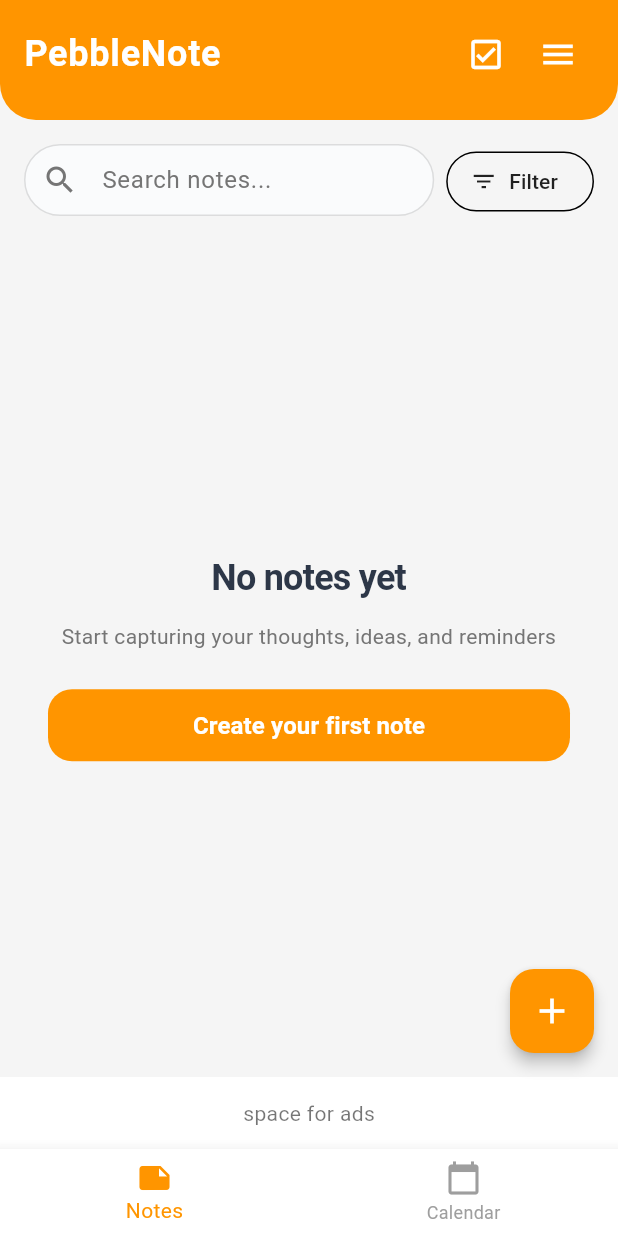
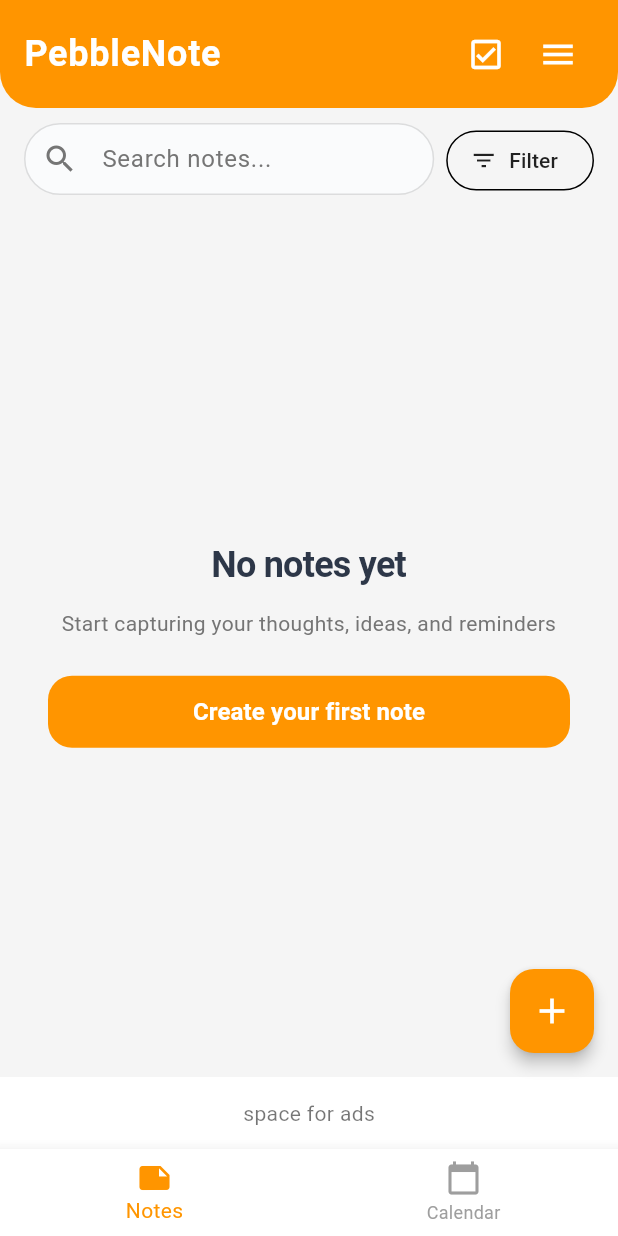
Before and after one commit to chaitanyarpawar/notes, a Flutter app: the screen it shows after launch, on a phone screen of 412 x 824 dp. Run offline on Flutter 3.47's test engine with Material 3 defaults, Android fonts, the phone set to English and light mode, and no system bars; our stand-ins replace flutter_local_notifications, flutter_timezone, go_router, google_mobile_ads, google_sign_in, hive and 4 more; accounts and stored records are empty; network calls fail.

Commit message:
Reduce header spacing, remove unused imports and methods

```diff
--- a/lib/screens/calendar_screen.dart
+++ b/lib/screens/calendar_screen.dart
@@ -2,7 +2,6 @@ import 'package:flutter/material.dart';
 import 'package:flutter/services.dart';
 import 'package:go_router/go_router.dart';
 import 'package:google_mobile_ads/google_mobile_ads.dart';
-import '../services/notification_service.dart';
 import '../services/ad_service.dart';
 // Removed intl dependency; using local month names
 
--- a/lib/screens/home_screen.dart
+++ b/lib/screens/home_screen.dart
@@ -13,7 +13,6 @@ import '../widgets/search_bar.dart';
 import '../widgets/note_options_bottom_sheet.dart';
 import '../screens/settings_screen.dart';
 import '../utils/constants.dart';
-import '../widgets/app_brand_icon.dart';
 
 class HomeScreen extends StatefulWidget {
   const HomeScreen({super.key});
@@ -70,7 +69,7 @@ class _HomeScreenState extends State<HomeScreen> {
             child: SafeArea(
               bottom: false,
               child: Padding(
-                padding: const EdgeInsets.fromLTRB(16, 12, 16, 20),
+                padding: const EdgeInsets.fromLTRB(16, 12, 16, 12),
                 child: Row(
                   children: [
                     if (!_isSelectionMode) ...[
@@ -139,7 +138,7 @@ class _HomeScreenState extends State<HomeScreen> {
           // Search and filter section
           Container(
             color: const Color(0xFFF5F5F5),
-            padding: const EdgeInsets.fromLTRB(16, 16, 16, 12),
+            padding: const EdgeInsets.fromLTRB(16, 10, 16, 8),
             child: Row(
               children: [
                 Expanded(
```
Also changed, not shown: lib/screens/settings_screen.dart (+0 -21 lines).
